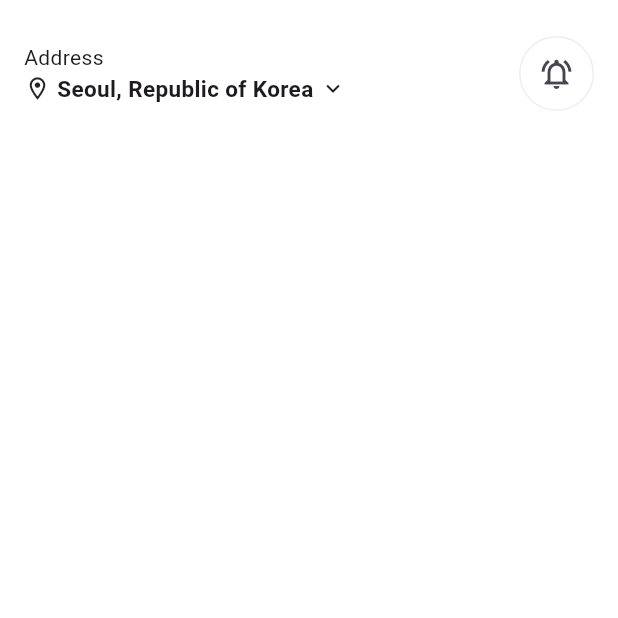
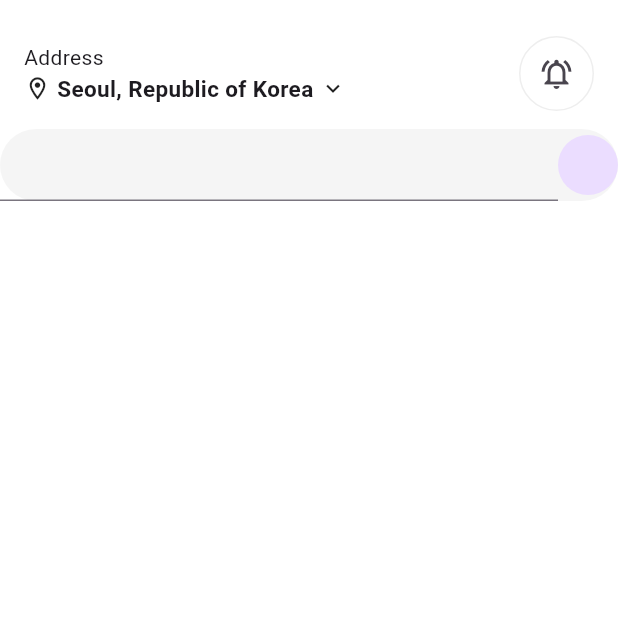
Before and after one commit to JAICHANGPARK/flutter_notebook_chapter_42, a Flutter app: the DeliveryMainPage screen opened directly, on a phone screen of 412 x 824 dp, the top half of it. Run offline on Flutter 3.47's test engine with Material 3 defaults, Android fonts, the phone set to English and light mode, and no system bars; our stand-ins replace date_picker_timeline, gap, hugeicons.

Commit message:
Update delivery_main_page.dart

```diff
--- a/lib/ep2130_delivery_app/view/delivery_main_page.dart
+++ b/lib/ep2130_delivery_app/view/delivery_main_page.dart
@@ -68,6 +68,12 @@ class _DeliveryMainPageState extends State<DeliveryMainPage> {
                 shape: StadiumBorder(),
                 color: Colors.grey[100],
               ),
+              child: Row(
+                children: [
+                  Expanded(child: TextField()),
+                  CircleAvatar(),
+                ],
+              ),
             )
           ],
         ),
```
